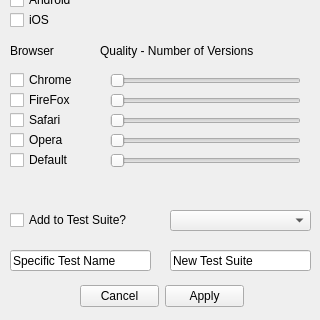
The window that src/testgenerationform.ui (lettergram/Selenium-Factory) describes before a commit, drawn with Qt 5; both pictures show x 0 to 320 and y 140 to 460 of the 320 by 460 pixel window.
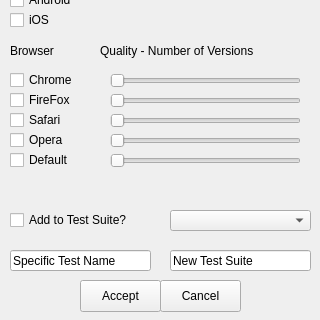
The same window after the commit.

Commit message: Added accept/cancel buttons

Patch:
```diff
--- a/src/testgenerationform.ui
+++ b/src/testgenerationform.ui
@@ -120,19 +120,6 @@
      <string>Browser</string>
     </property>
    </widget>
-   <widget class="QDialogButtonBox" name="buttonBox">
-    <property name="geometry">
-     <rect>
-      <x>80</x>
-      <y>420</y>
-      <width>164</width>
-      <height>32</height>
-     </rect>
-    </property>
-    <property name="standardButtons">
-     <set>QDialogButtonBox::Apply|QDialogButtonBox::Cancel</set>
-    </property>
-   </widget>
    <widget class="QCheckBox" name="chromeCheckBox">
     <property name="geometry">
      <rect>
@@ -351,6 +338,32 @@
      </rect>
     </property>
    </widget>
+   <widget class="QPushButton" name="acceptButton">
+    <property name="geometry">
+     <rect>
+      <x>80</x>
+      <y>420</y>
+      <width>81</width>
+      <height>32</height>
+     </rect>
+    </property>
+    <property name="text">
+     <string>Accept</string>
+    </property>
+   </widget>
+   <widget class="QPushButton" name="cencelButton">
+    <property name="geometry">
+     <rect>
+      <x>160</x>
+      <y>420</y>
+      <width>81</width>
+      <height>32</height>
+     </rect>
+    </property>
+    <property name="text">
+     <string>Cancel</string>
+    </property>
+   </widget>
   </widget>
  </widget>
  <resources/>
```
The commit also changes 6 other files.
